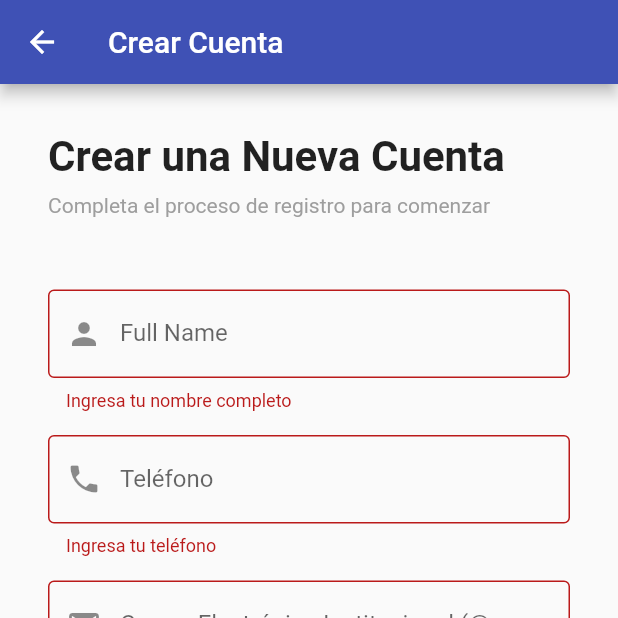
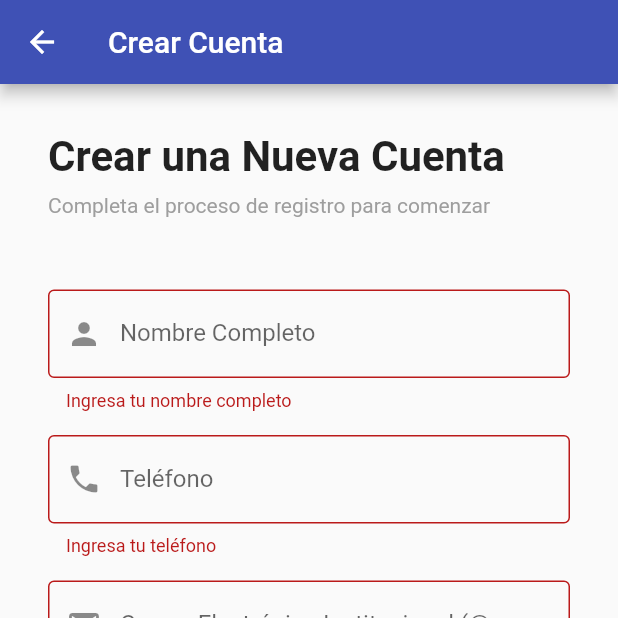
Before and after one commit to titin90/StudyMatch, a Flutter app: the SignupScreen screen opened directly, after a tap on "Registrarse", on a phone screen of 412 x 824 dp, the top half of it. Run offline on Flutter 3.47's test engine with Material 3 defaults, Android fonts, the phone set to English and light mode, and no system bars; our stand-ins replace cloud_firestore, firebase_auth, firebase_core; accounts and stored records are empty.

```diff
--- a/lib/screens/signup_screen.dart
+++ b/lib/screens/signup_screen.dart
@@ -248,7 +248,7 @@ class _SignupScreenState extends State<SignupScreen> {
                 TextFormField(
                   controller: _fullNameController,
                   decoration: const InputDecoration(
-                    labelText: 'Full Name',
+                    labelText: 'Nombre Completo',
                     prefixIcon: Icon(Icons.person),
                     border: OutlineInputBorder(),
                   ),
```
